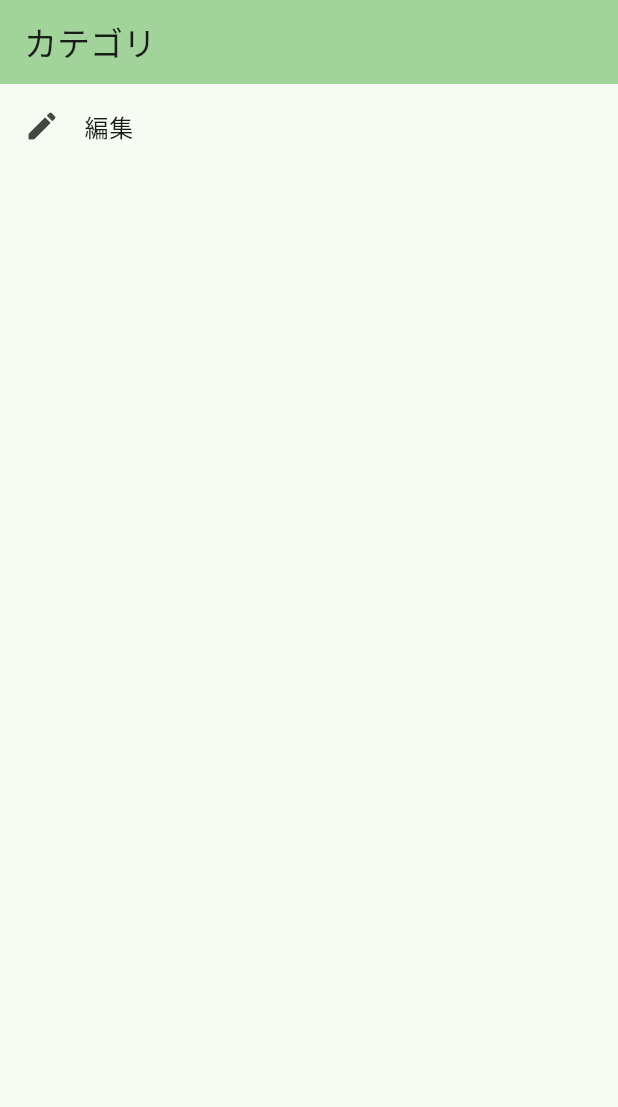
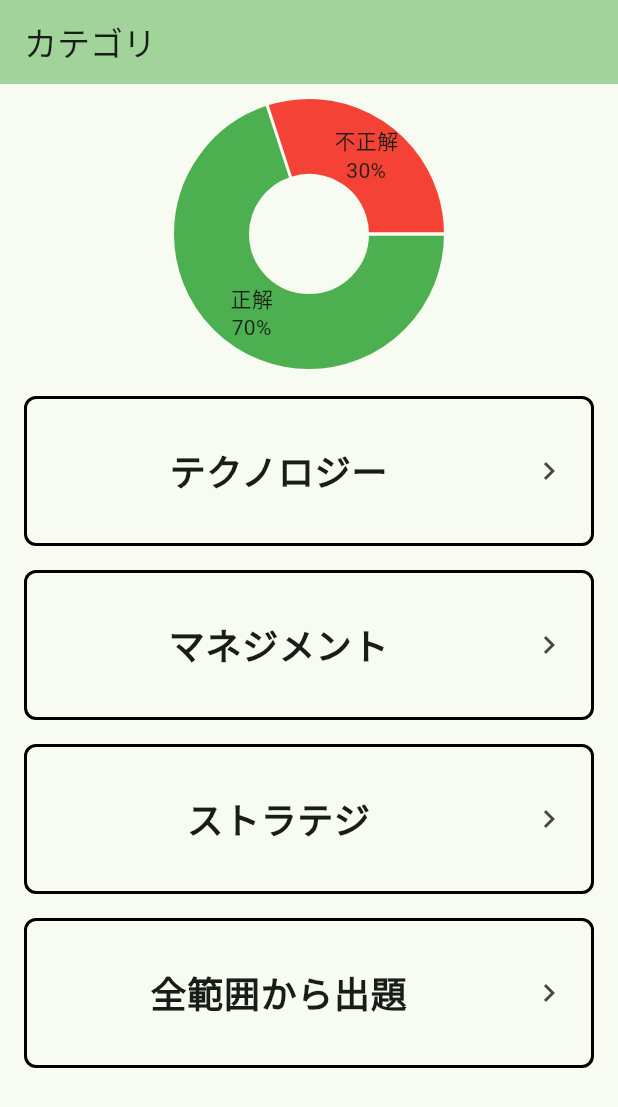
Before and after one commit to HANAUTA/2024_hal_fe_app, a Flutter app: the screen it shows after launch, on a phone screen of 412 x 824 dp. Shown: the top 1107 px of the screen. Run offline on Flutter 3.47's test engine with Material 3 defaults, Android fonts, the phone set to English and light mode, and no system bars; drawn by our look-alikes of fl_chart.

Commit message:
toppage追加 yamlにfl_chart追加

```diff
--- a/lib/pages/top_page.dart
+++ b/lib/pages/top_page.dart
@@ -1,5 +1,6 @@
 import 'package:fe_project/pages/category_page.dart';
 import 'package:flutter/material.dart';
+import 'package:fl_chart/fl_chart.dart';
 
 class MyHomePage extends StatefulWidget {
   const MyHomePage({super.key, required this.title});
@@ -26,22 +27,84 @@ class _MyHomePageState extends State<MyHomePage> {
         backgroundColor: Theme.of(context).colorScheme.inversePrimary,
         title: Text(widget.title),
       ),
-      body:
-          Column(
-            children: [
-              ListTile(
-                onTap: () {
-                  Navigator.push(context, MaterialPageRoute(
-                      builder: (context) => const CategoryPage())
-                  );
-                },
-                leading: const Icon(Icons.edit),
-                title: const Text("編集"),
+      body: Column(
+        children: [
+          // 円グラフを表示
+          SizedBox(
+            height: 200, // グラフの高さを指定
+            child: PieChart(
+              PieChartData(
+                sections: showingSections(),
+                borderData: FlBorderData(show: false), // 境界線を非表示
+                centerSpaceRadius: 40, // 中心のスペースを指定
               ),
-            ],
-          )
-
-
+            ),
+          ),
+          // カテゴリのリスト
+          Expanded(
+            child: ListView(
+              children: [
+                _buildCategoryTile("テクノロジー"),
+                _buildCategoryTile("マネジメント"),
+                _buildCategoryTile("ストラテジ"),
+                _buildCategoryTile("全範囲から出題"),
+              ],
+            ),
+          ),
+        ],
+      ),
     );
   }
+
+  Widget _buildCategoryTile(String category) {
+    return Container(
+      margin: const EdgeInsets.symmetric(vertical: 8, horizontal: 16), // 外側の余白
+      decoration: BoxDecoration(
+        border: Border.all(color: Colors.black, width: 2), // ボーダーの色と幅
+        borderRadius: BorderRadius.circular(8), // 角を丸める
+      ),
+      child: ListTile(
+        contentPadding: const EdgeInsets.symmetric(vertical: 20, horizontal: 16), // パディングを追加
+        onTap: () {
+          Navigator.push(
+            context,
+            MaterialPageRoute(
+              builder: (context) => const CategoryPage(),
+            ),
+          );
+        },
+        title: Center(
+          child: Text(
+            category,
+            textAlign: TextAlign.center,
+            style: TextStyle(
+              fontSize: 24, // フォントサイズを大きく
+              fontWeight: FontWeight.bold, // 太字にする
+            ),
+          ),
+        ),
+        trailing: const Icon(Icons.keyboard_arrow_right), // アイコンを追加
+      ),
+    );
+  }
+
+  List<PieChartSectionData> showingSections() {
+    final correctAnswers = 70; // 正解の数
+    final incorrectAnswers = 30; // 不正解の数!!あとで変更必要!!
+
+    return [
+      PieChartSectionData(
+        color: Colors.green,
+        value: correctAnswers.toDouble(),
+        title: '正解\n$correctAnswers%', // 緑の部分に「正解」と割合を表示
+        radius: 50,
+      ),
+      PieChartSectionData(
+        color: Colors.red,
+        value: incorrectAnswers.toDouble(),
+        title: '不正解\n$incorrectAnswers%', // 赤の部分に「不正解」と割合を表示
+        radius: 50,
+      ),
+    ];
+  }
 }
```
Also changed, not shown: pubspec.yaml (+1 -69 lines).
